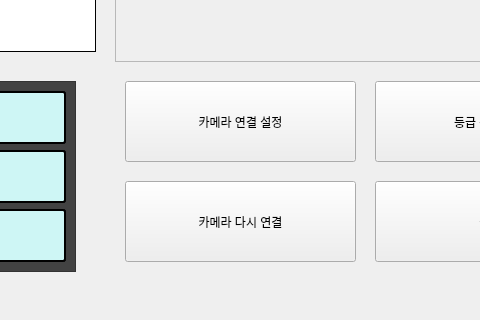
The window that mainwindow.ui (yi1397/Image-processing-eel-sorter) describes before a commit, drawn with Qt 5; both pictures show x 525 to 1005 and y 409 to 729 of the 1159 by 729 pixel window.
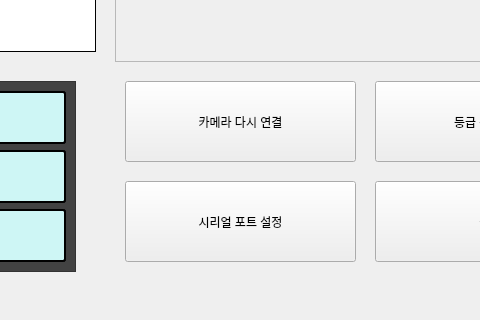
The same window after the commit.

Commit message: 시리얼 포트로 등급 출력

Patch:
```diff
--- a/mainwindow.ui
+++ b/mainwindow.ui
@@ -269,20 +269,20 @@
     <property name="geometry">
      <rect>
       <x>650</x>
-      <y>490</y>
+      <y>590</y>
       <width>231</width>
       <height>81</height>
      </rect>
     </property>
     <property name="text">
-     <string>카메라 연결 설정</string>
+     <string>시리얼 포트 설정</string>
     </property>
    </widget>
    <widget class="QPushButton" name="pushButton_camera_reset">
     <property name="geometry">
      <rect>
       <x>650</x>
-      <y>590</y>
+      <y>490</y>
       <width>231</width>
       <height>81</height>
      </rect>
```
The commit also changes 6 other files.
